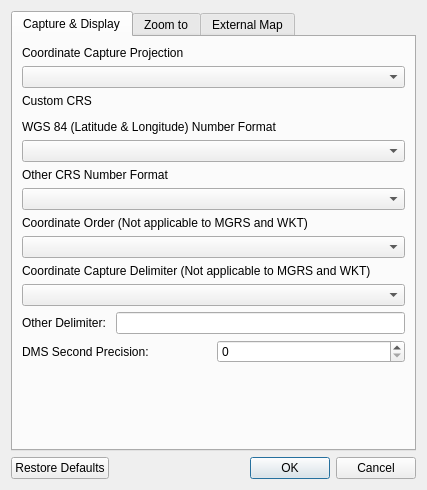
This is ui/latLonSettings.ui in NationalSecurityAgency/qgis-latlontools-plugin as Qt 5 draws it before an edit. The edited form follows.
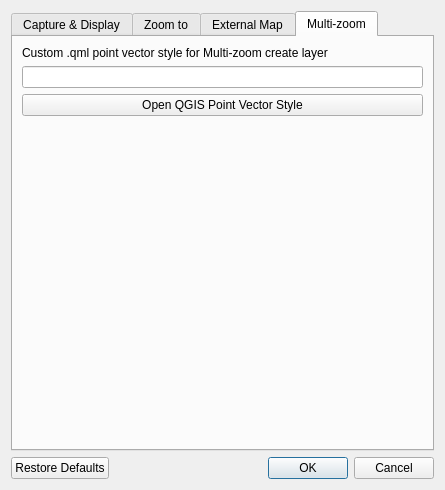
This is the edited form. The open tabs and pages were chosen to show the change. Custom widgets are drawn as their Qt base class.

Commit message: Added styling for multi-zoom create layer

The edit to the form file:
```diff
--- a/ui/latLonSettings.ui
+++ b/ui/latLonSettings.ui
@@ -6,7 +6,7 @@
    <rect>
     <x>0</x>
     <y>0</y>
-    <width>427</width>
+    <width>445</width>
     <height>490</height>
    </rect>
   </property>
@@ -294,6 +294,43 @@
        </item>
       </layout>
      </widget>
+     <widget class="QWidget" name="multizoom">
+      <attribute name="title">
+       <string>Multi-zoom</string>
+      </attribute>
+      <layout class="QVBoxLayout" name="verticalLayout_5">
+       <item>
+        <widget class="QLabel" name="label_15">
+         <property name="text">
+          <string>Custom .qml point vector style for Multi-zoom create layer</string>
+         </property>
+        </widget>
+       </item>
+       <item>
+        <widget class="QLineEdit" name="qmlLineEdit"/>
+       </item>
+       <item>
+        <widget class="QPushButton" name="qmlBrowseButton">
+         <property name="text">
+          <string>Open QGIS Point Vector Style</string>
+         </property>
+        </widget>
+       </item>
+       <item>
+        <spacer name="verticalSpacer_4">
+         <property name="orientation">
+          <enum>Qt::Vertical</enum>
+         </property>
+         <property name="sizeHint" stdset="0">
+          <size>
+           <width>20</width>
+           <height>40</height>
+          </size>
+         </property>
+        </spacer>
+       </item>
+      </layout>
+     </widget>
     </widget>
    </item>
    <item>
```
The commit also changes 3 other files.
